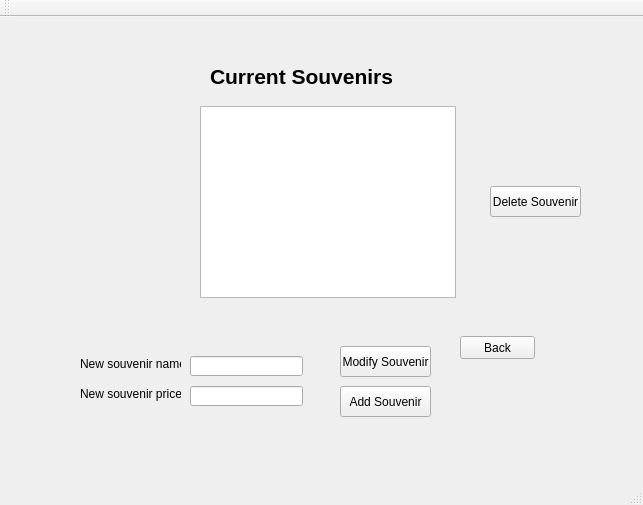
The window that Stadium_Trip/mainwindow.ui (trucnguyen76/CS1D---Project-2) describes before a commit, drawn with Qt 5.
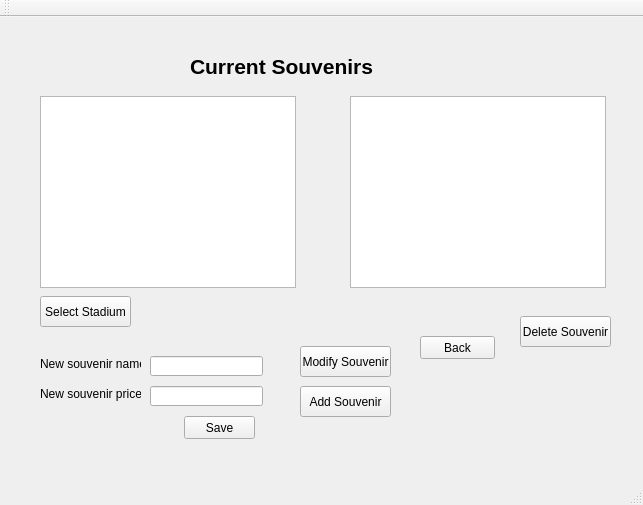
The same window after the commit. The open tabs and pages were chosen to show the change.

```diff
--- a/Stadium_Trip/mainwindow.ui
+++ b/Stadium_Trip/mainwindow.ui
@@ -1538,11 +1538,21 @@
      </widget>
     </widget>
     <widget class="QWidget" name="modifySouvenirPage">
-     <widget class="QPushButton" name="addSouvenirBtn_2">
+     <widget class="QLineEdit" name="souvenir_name_text_box">
       <property name="geometry">
        <rect>
-        <x>340</x>
-        <y>370</y>
+        <x>150</x>
+        <y>340</y>
+        <width>113</width>
+        <height>20</height>
+       </rect>
+      </property>
+     </widget>
+     <widget class="QPushButton" name="modifySouvenirBtn">
+      <property name="geometry">
+       <rect>
+        <x>300</x>
+        <y>330</y>
         <width>91</width>
         <height>31</height>
        </rect>
@@ -1551,49 +1561,13 @@
        <bool>false</bool>
       </property>
       <property name="text">
-       <string>Add Souvenir</string>
+       <string>Modify Souvenir</string>
       </property>
      </widget>
-     <widget class="QLabel" name="souvenir_price_label">
+     <widget class="QPushButton" name="backButton2">
       <property name="geometry">
        <rect>
-        <x>80</x>
-        <y>370</y>
-        <width>101</width>
-        <height>16</height>
-       </rect>
-      </property>
-      <property name="text">
-       <string>New souvenir price:</string>
-      </property>
-     </widget>
-     <widget class="QLabel" name="souvenir_name_label">
-      <property name="geometry">
-       <rect>
-        <x>80</x>
-        <y>340</y>
-        <width>101</width>
-        <height>16</height>
-       </rect>
-      </property>
-      <property name="text">
-       <string>New souvenir name:</string>
-      </property>
-     </widget>
-     <widget class="QListWidget" name="souvenir_list">
-      <property name="geometry">
-       <rect>
-        <x>200</x>
-        <y>90</y>
-        <width>256</width>
-        <height>192</height>
-       </rect>
-      </property>
-     </widget>
-     <widget class="QPushButton" name="backButton_2">
-      <property name="geometry">
-       <rect>
-        <x>460</x>
+        <x>420</x>
         <y>320</y>
         <width>75</width>
         <height>23</height>
@@ -1606,8 +1580,8 @@
      <widget class="QLabel" name="title_single_souvenir">
       <property name="geometry">
        <rect>
-        <x>210</x>
-        <y>40</y>
+        <x>190</x>
+        <y>30</y>
         <width>201</width>
         <height>41</height>
        </rect>
@@ -1625,20 +1599,62 @@
        <string>Current Souvenirs</string>
       </property>
      </widget>
-     <widget class="QLineEdit" name="souvenir_name_text_box">
+     <widget class="QListWidget" name="stadium_list_2">
       <property name="geometry">
        <rect>
-        <x>190</x>
+        <x>40</x>
+        <y>80</y>
+        <width>256</width>
+        <height>192</height>
+       </rect>
+      </property>
+     </widget>
+     <widget class="QLabel" name="souvenir_name_label">
+      <property name="geometry">
+       <rect>
+        <x>40</x>
         <y>340</y>
-        <width>113</width>
-        <height>20</height>
+        <width>101</width>
+        <height>16</height>
        </rect>
+      </property>
+      <property name="text">
+       <string>New souvenir name:</string>
+      </property>
+     </widget>
+     <widget class="QPushButton" name="deleteSourvenirBtn">
+      <property name="geometry">
+       <rect>
+        <x>520</x>
+        <y>300</y>
+        <width>91</width>
+        <height>31</height>
+       </rect>
+      </property>
+      <property name="acceptDrops">
+       <bool>false</bool>
+      </property>
+      <property name="text">
+       <string>Delete Souvenir</string>
+      </property>
+     </widget>
+     <widget class="QLabel" name="souvenir_price_label">
+      <property name="geometry">
+       <rect>
+        <x>40</x>
+        <y>370</y>
+        <width>101</width>
+        <height>16</height>
+       </rect>
+      </property>
+      <property name="text">
+       <string>New souvenir price:</string>
       </property>
      </widget>
      <widget class="QLineEdit" name="souvenir_price_text_box">
       <property name="geometry">
        <rect>
-        <x>190</x>
+        <x>150</x>
         <y>370</y>
         <width>113</width>
         <height>20</height>
@@ -1651,21 +1667,44 @@
      <widget class="QPushButton" name="modifySouvenirBtn_2">
       <property name="geometry">
        <rect>
-        <x>340</x>
-        <y>330</y>
+        <x>184</x>
+        <y>400</y>
+        <width>71</width>
+        <height>23</height>
+       </rect>
+      </property>
+      <property name="text">
+       <string>Save</string>
+      </property>
+     </widget>
+     <widget class="QPushButton" name="addSouvenirBtn">
+      <property name="geometry">
+       <rect>
+        <x>300</x>
+        <y>370</y>
         <width>91</width>
         <height>31</height>
        </rect>
       </property>
       <property name="text">
-       <string>Modify Souvenir</string>
+       <string>Add Souvenir</string>
       </property>
      </widget>
-     <widget class="QPushButton" name="deleteSourvenirBtn_2">
+     <widget class="QListWidget" name="souvenir_list">
       <property name="geometry">
        <rect>
-        <x>490</x>
-        <y>170</y>
+        <x>350</x>
+        <y>80</y>
+        <width>256</width>
+        <height>192</height>
+       </rect>
+      </property>
+     </widget>
+     <widget class="QPushButton" name="select_Stadium">
+      <property name="geometry">
+       <rect>
+        <x>40</x>
+        <y>280</y>
         <width>91</width>
         <height>31</height>
        </rect>
@@ -1674,7 +1713,7 @@
        <bool>false</bool>
       </property>
       <property name="text">
-       <string>Delete Souvenir</string>
+       <string>Select Stadium</string>
       </property>
      </widget>
     </widget>
```
Left out of the diff: 8 changed lines with no effect on the pictures.
